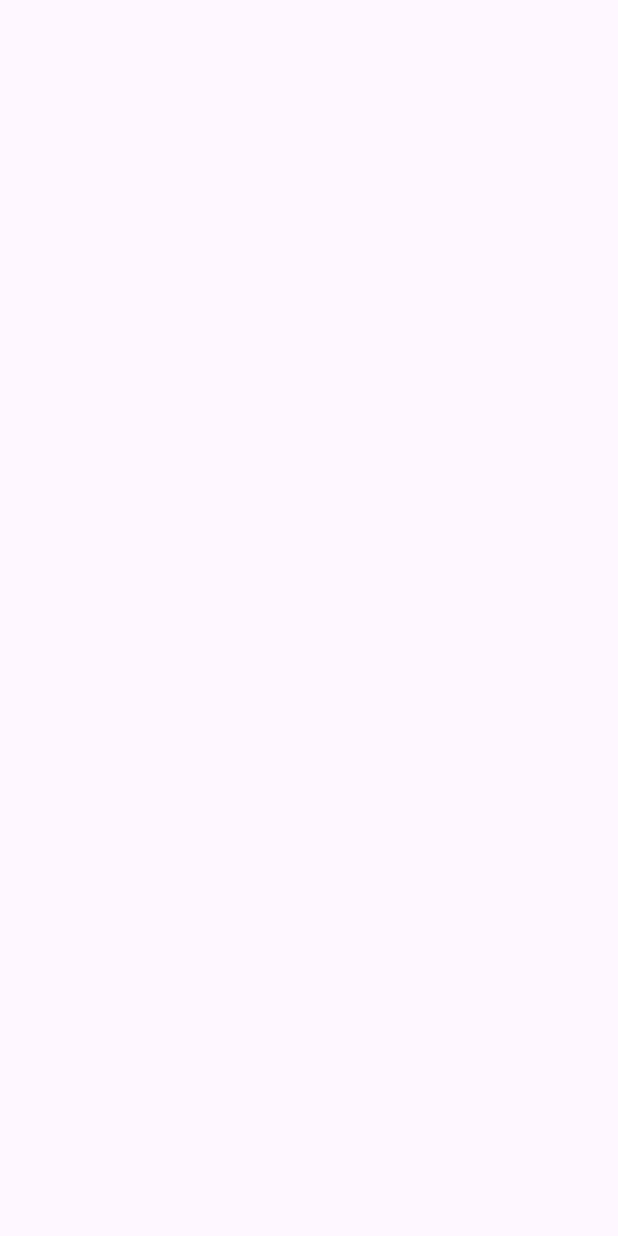
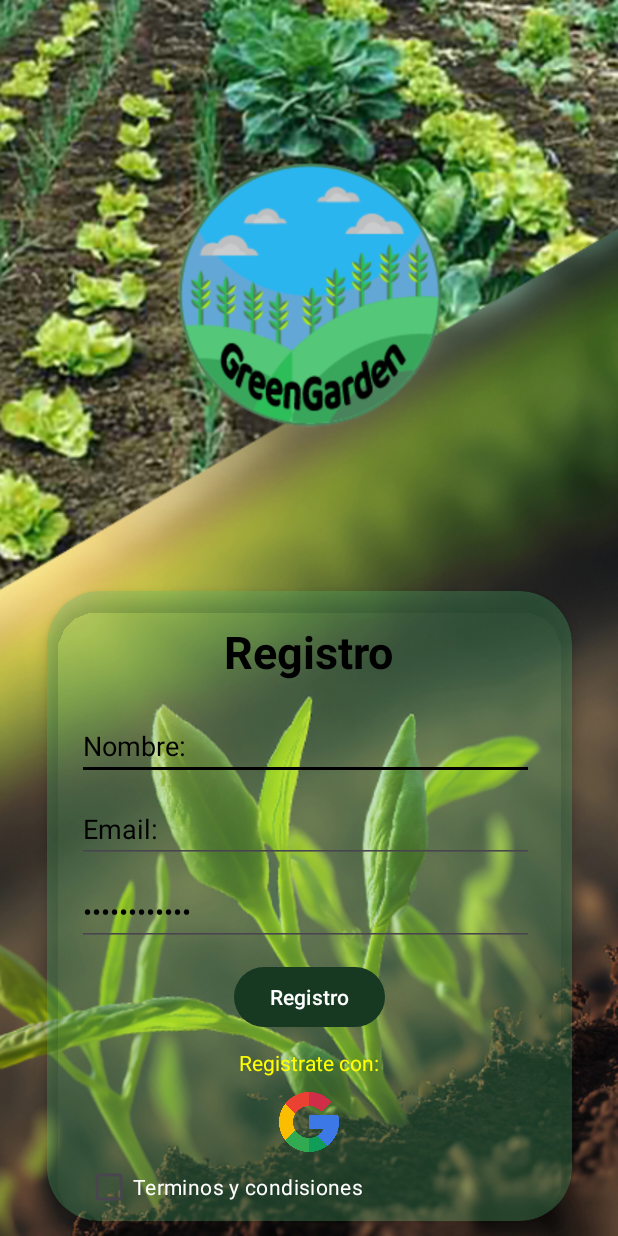
Before and after one commit to SamiGamin/GreenGarden, an Android app: the Registration screen opened directly, with no data from a screen before it, on a phone screen of 412 x 824 dp. Before the commit the screen is empty. Run offline under Robolectric (Android 15) with nearby library versions, the light colour scheme and no system bars.

Commit message:
registration.xml

```diff
--- a/app/src/main/res/layout/registration.xml
+++ b/app/src/main/res/layout/registration.xml
@@ -4,6 +4,116 @@
     xmlns:tools="http://schemas.android.com/tools"
     android:layout_width="match_parent"
     android:layout_height="match_parent"
-    tools:context=".Registration">
+    android:background="@drawable/bg"
+    tools:context=".Login">
+    <ImageView
+        android:layout_width="180dp"
+        android:layout_height="180dp"
+        android:background="@drawable/icono"
+        app:layout_constraintBottom_toTopOf="@+id/cardView"
+        app:layout_constraintEnd_toEndOf="parent"
+        app:layout_constraintStart_toStartOf="parent"
+        app:layout_constraintTop_toTopOf="parent" />
+
+    <androidx.cardview.widget.CardView
+        android:id="@+id/cardView"
+        android:layout_width="350dp"
+        android:layout_height="420dp"
+        app:cardBackgroundColor="#4651C174"
+        android:layout_marginBottom="10dp"
+        app:cardCornerRadius="35dp"
+        app:cardElevation="6dp"
+        app:layout_constraintBottom_toBottomOf="parent"
+        app:layout_constraintEnd_toEndOf="parent"
+        app:layout_constraintStart_toStartOf="parent">
+
+        <LinearLayout
+            android:layout_width="match_parent"
+            android:layout_height="wrap_content"
+            android:orientation="vertical">
+
+            <TextView
+                android:layout_width="wrap_content"
+                android:layout_height="wrap_content"
+                android:layout_gravity="center"
+                android:layout_marginTop="20dp"
+                android:text="@string/registro"
+                android:textColor="@color/black"
+                android:textSize="30sp"
+                android:textStyle="bold" />
+            <EditText
+                android:id="@+id/rg_name"
+                android:layout_width="match_parent"
+                android:layout_height="wrap_content"
+                android:layout_marginStart="20dp"
+                android:layout_marginTop="20dp"
+                android:layout_marginEnd="25dp"
+                android:ems="10"
+                android:textColor="@color/black"
+                android:inputType="text"
+                android:text="Nombre: " />
+
+
+            <EditText
+                android:id="@+id/editTextText"
+                android:layout_width="match_parent"
+                android:layout_height="wrap_content"
+                android:layout_marginStart="20dp"
+                android:layout_marginTop="10dp"
+                android:layout_marginEnd="25dp"
+                android:ems="10"
+                android:textColor="@color/black"
+                android:inputType="textEmailAddress"
+                android:text="Email: " />
+
+            <EditText
+                android:id="@+id/editTextText2"
+                android:layout_width="match_parent"
+                android:layout_height="wrap_content"
+                android:layout_marginStart="20dp"
+                android:layout_marginTop="10dp"
+                android:layout_marginEnd="25dp"
+                android:ems="10"
+                android:textColor="@color/black"
+                android:inputType="textPassword"
+                android:text="Contraseña: " />
+
+
+            <Button
+                android:layout_width="wrap_content"
+                android:layout_height="wrap_content"
+                android:layout_gravity="center"
+                android:layout_marginTop="10dp"
+                android:text="@string/registro" />
+
+            <TextView
+                android:layout_width="wrap_content"
+                android:layout_height="wrap_content"
+                android:layout_gravity="center"
+                android:layout_marginTop="10dp"
+                android:layout_marginBottom="10dp"
+                android:text="Registrate con:"
+                android:textColor="#FFFF00" />
+
+            <TextView
+                android:layout_width="40dp"
+                android:layout_height="40dp"
+                android:layout_gravity="center"
+                android:layout_marginBottom="10dp"
+                android:background="@drawable/google" />
+
+            <CheckBox
+                android:id="@+id/checkBox"
+                android:layout_width="wrap_content"
+                android:layout_height="wrap_content"
+                android:layout_marginStart="25dp"
+                android:textColor="@color/white"
+                android:text="Terminos y condisiones"
+                android:layout_marginBottom="10dp"/>
+
+        </LinearLayout>
+
+    </androidx.cardview.widget.CardView>
+
 
 </androidx.constraintlayout.widget.ConstraintLayout>
--- a/app/src/main/res/values/strings.xml
+++ b/app/src/main/res/values/strings.xml
@@ -1,4 +1,5 @@
 <resources>
     <string name="app_name">GreenGarden</string>
     <string name="iniciar_c">Iniciar ceción</string>
+    <string name="registro">Registro</string>
 </resources>
```
